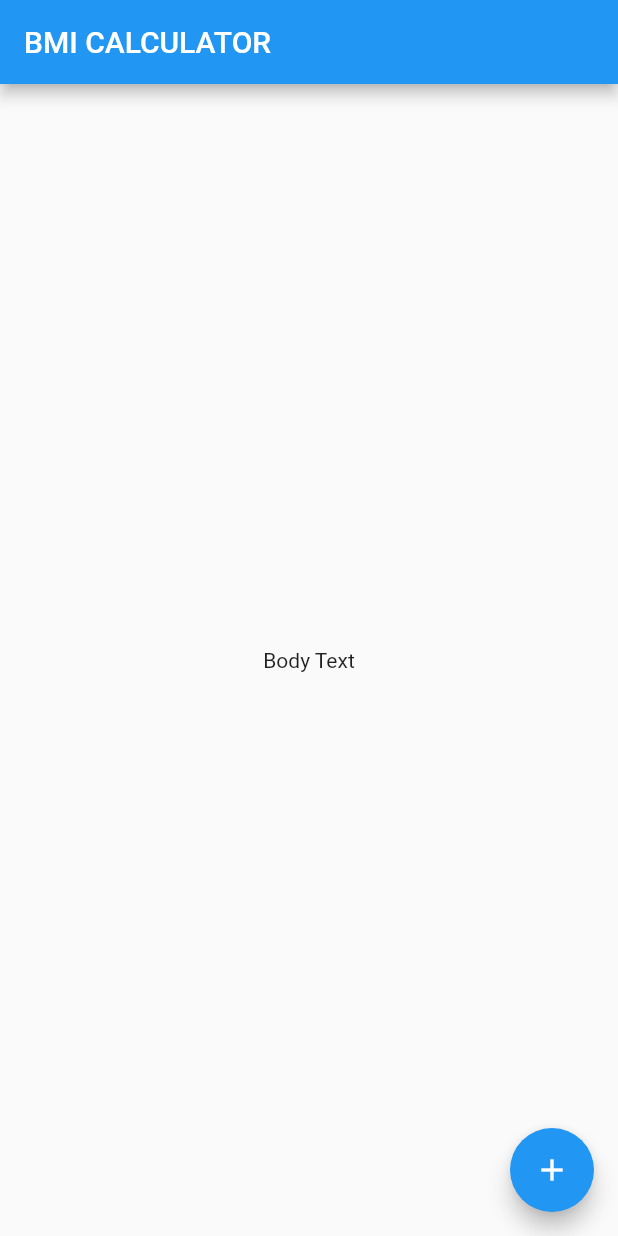
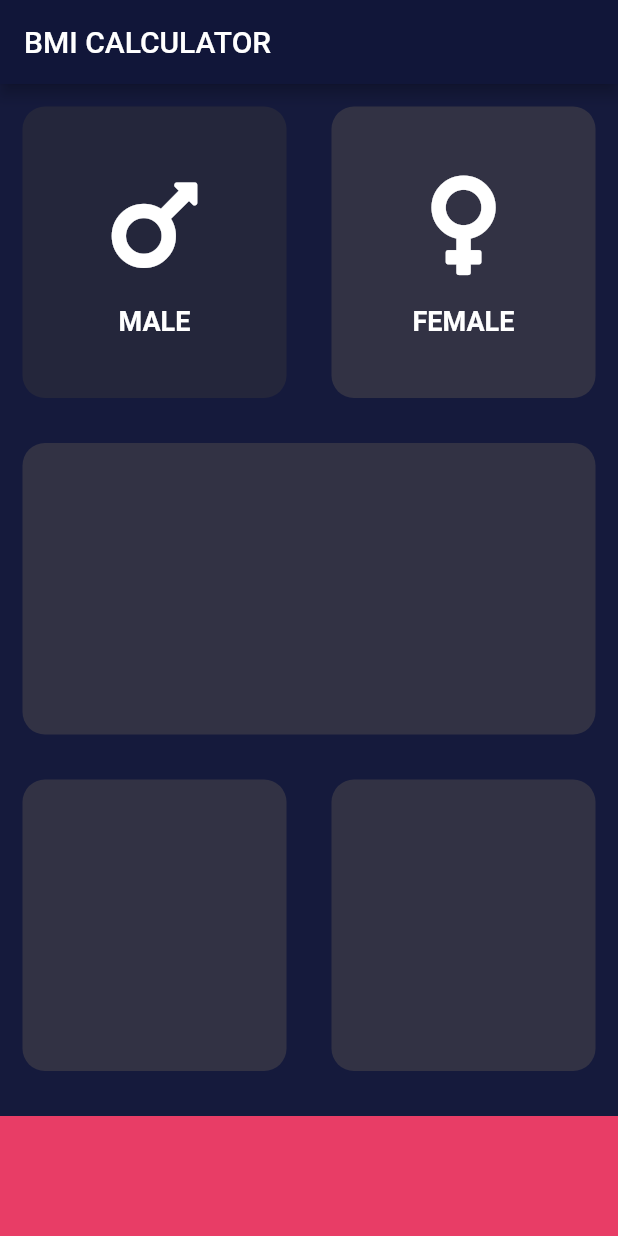
Before and after one commit to apm-dev/fc_bmi, a Flutter app: the screen it shows after launch, on a phone screen of 412 x 824 dp. Run offline on Flutter 3.47's test engine with Material 2 defaults, Android fonts, the phone set to English and light mode, and no system bars; our stand-ins replace font_awesome_flutter.

Commit message:
Base design structure

```diff
--- /dev/null
+++ b/lib/common_card.dart
@@ -0,0 +1,20 @@
+import 'package:flutter/material.dart';
+
+class CommonCard extends StatelessWidget {
+  final Color colour;
+  final Widget child;
+
+  CommonCard({@required this.colour, this.child});
+
+  @override
+  Widget build(BuildContext context) {
+    return Container(
+      margin: EdgeInsets.all(15),
+      decoration: BoxDecoration(
+        borderRadius: BorderRadius.circular(15),
+        color: colour,
+      ),
+      child: child,
+    );
+  }
+}
--- /dev/null
+++ b/lib/icon_content.dart
@@ -0,0 +1,26 @@
+import 'package:flutter/material.dart';
+
+class IconContent extends StatelessWidget {
+  final String label;
+  final IconData icon;
+
+  IconContent({this.icon, this.label});
+
+  @override
+  Widget build(BuildContext context) {
+    return Column(
+      mainAxisAlignment: MainAxisAlignment.center,
+      children: [
+        Icon(
+          icon,
+          size: 76,
+        ),
+        SizedBox(height: 16),
+        Text(
+          label,
+          style: TextStyle(fontSize: 18, fontWeight: FontWeight.bold),
+        ),
+      ],
+    );
+  }
+}
--- /dev/null
+++ b/lib/input_page.dart
@@ -0,0 +1,72 @@
+import 'package:flutter/material.dart';
+import 'package:font_awesome_flutter/font_awesome_flutter.dart';
+
+import 'common_card.dart';
+import 'icon_content.dart';
+
+class InputPage extends StatefulWidget {
+  @override
+  _InputPageState createState() => _InputPageState();
+}
+
+class _InputPageState extends State<InputPage> {
+  Color activeColor = Color(0xFF323244);
+  Color inactiveColor = Color(0xFF24263B);
+
+  @override
+  Widget build(BuildContext context) {
+    return Scaffold(
+      appBar: AppBar(
+        title: Text('BMI CALCULATOR'),
+      ),
+      body: Column(
+        children: [
+          Expanded(
+            child: Row(
+              children: [
+                Expanded(
+                  child: CommonCard(
+                    colour: inactiveColor,
+                    child: IconContent(
+                      icon: FontAwesomeIcons.mars,
+                      label: 'MALE',
+                    ),
+                  ),
+                ),
+                Expanded(
+                  child: CommonCard(
+                    colour: activeColor,
+                    child: IconContent(
+                      icon: FontAwesomeIcons.venus,
+                      label: 'FEMALE',
+                    ),
+                  ),
+                ),
+              ],
+            ),
+          ),
+          Expanded(
+            child: CommonCard(colour: activeColor),
+          ),
+          Expanded(
+            child: Row(
+              children: [
+                Expanded(
+                  child: CommonCard(colour: activeColor),
+                ),
+                Expanded(
+                  child: CommonCard(colour: activeColor),
+                ),
+              ],
+            ),
+          ),
+          Container(
+            margin: EdgeInsets.only(top: 15),
+            color: Color(0xFFE83D66),
+            height: 80.0,
+          ),
+        ],
+      ),
+    );
+  }
+}
--- a/lib/main.dart
+++ b/lib/main.dart
@@ -1,4 +1,5 @@
 import 'package:flutter/material.dart';
+import 'input_page.dart';
 
 void main() => runApp(BMICalculator());
 
@@ -7,27 +8,9 @@ class BMICalculator extends StatelessWidget {
   Widget build(BuildContext context) {
     return MaterialApp(
       home: InputPage(),
-    );
-  }
-}
-
-class InputPage extends StatefulWidget {
-  @override
-  _InputPageState createState() => _InputPageState();
-}
-
-class _InputPageState extends State<InputPage> {
-  @override
-  Widget build(BuildContext context) {
-    return Scaffold(
-      appBar: AppBar(
-        title: Text('BMI CALCULATOR'),
-      ),
-      body: Center(
-        child: Text('Body Text'),
-      ),
-      floatingActionButton: FloatingActionButton(
-        child: Icon(Icons.add),
+      theme: ThemeData.dark().copyWith(
+        primaryColor: Color(0xFF111639),
+        scaffoldBackgroundColor: Color(0xFF151A3C),
       ),
     );
   }
--- a/pubspec.yaml
+++ b/pubspec.yaml
@@ -11,8 +11,8 @@ environment:
 dependencies:
   flutter:
     sdk: flutter
-
   cupertino_icons: ^1.0.0
+  font_awesome_flutter: ^8.11.0
 
 dev_dependencies:
   flutter_test:
```
Also changed, not shown: pubspec.lock, 1 other file.
